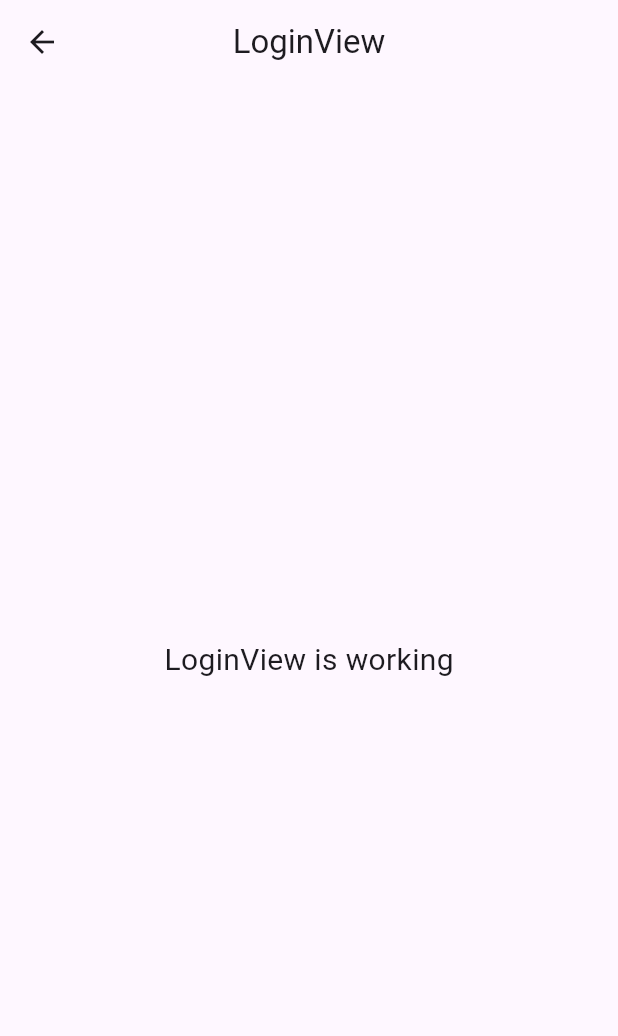
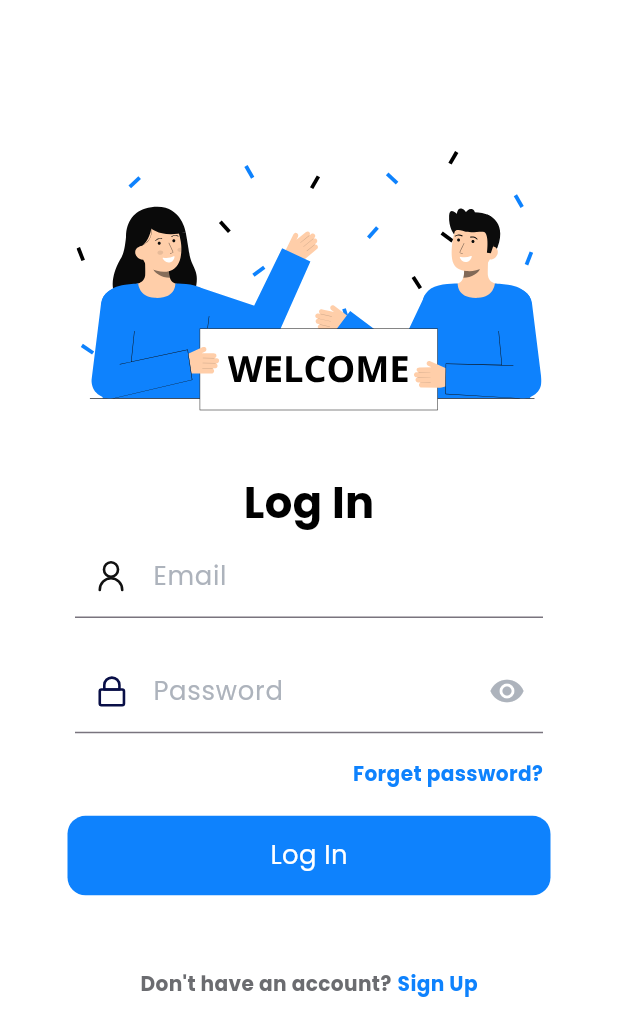
Before and after one commit to anishch16/doctor, a Flutter app: the LoginView screen opened by its route, on a phone screen of 412 x 824 dp. Shown: the top 1036 px of the screen. Run offline on Flutter 3.47's test engine with Material 3 defaults, Android fonts, the phone set to English and light mode, and no system bars; our stand-ins replace flutter_svg, get, google_fonts, responsive_sizer, slider_button, smooth_page_indicator.

Commit message:
login page added

```diff
--- a/lib/app/modules/login/views/login_view.dart
+++ b/lib/app/modules/login/views/login_view.dart
@@ -1,7 +1,14 @@
+import 'package:doctor/app/constants/colors.dart';
+import 'package:doctor/app/constants/styles.dart';
+import 'package:doctor/app/modules/signup/views/signup_view.dart';
 import 'package:flutter/material.dart';
+import 'package:flutter_svg/flutter_svg.dart';
 
 import 'package:get/get.dart';
 
+import '../../../constants/icons.dart';
+import '../../../widgets/largeButton.dart';
+import '../../skipping_page/widgets/textfield.dart';
 import '../controllers/login_controller.dart';
 
 class LoginView extends GetView<LoginController> {
@@ -9,14 +16,56 @@ class LoginView extends GetView<LoginController> {
   @override
   Widget build(BuildContext context) {
     return Scaffold(
-      appBar: AppBar(
-        title: const Text('LoginView'),
-        centerTitle: true,
-      ),
-      body: const Center(
-        child: Text(
-          'LoginView is working',
-          style: TextStyle(fontSize: 20),
+      backgroundColor: AppColors.primary,
+      body:  SingleChildScrollView(
+        child: Column(
+          children: [
+            Padding(
+              padding: const EdgeInsets.only(bottom: 40, right: 50,left: 50, top: 100),
+              child: SvgPicture.asset(AppIcons.welcome),
+            ),
+            Text("Log In", style: largeStyle.copyWith(color: AppColors.black, fontWeight: FontWeight.bold)),
+            const Padding(
+              padding:  EdgeInsets.symmetric(horizontal: 50),
+              child: CustomTextField(leadingIcon: AppIcons.person, title: "Email", hint: 'example@gmail.com',)
+            ),
+            const SizedBox(height: 20),
+            const Padding(
+                padding:  EdgeInsets.symmetric(horizontal: 50),
+                child: CustomTextField(leadingIcon: AppIcons.lock, title: "Password", hint: 'Mnbvcxz#@1', suffixIcon: Icons.remove_red_eye)
+            ),
+            Row(
+              mainAxisAlignment: MainAxisAlignment.end,
+              children: [
+                Padding(
+                  padding: const EdgeInsets.symmetric(vertical:18.0),
+                  child: Text("Forget password?",
+                  style: smallStyle.copyWith(color: AppColors.blue, fontWeight: FontWeight.bold)),
+                ),
+                const SizedBox(width: 50),
+              ],
+            ),
+            const Padding(
+              padding: EdgeInsets.symmetric(horizontal: 45.0),
+              child: LargeButton(title: 'Log In',),
+            ),
+            Padding(
+              padding: const EdgeInsets.only(top:50.0),
+              child: Row(
+                mainAxisAlignment: MainAxisAlignment.center,
+                children: [
+                Text("Don't have an account?",
+                style: smallStyle.copyWith(color: AppColors.grey, fontWeight: FontWeight.bold),),
+                const SizedBox(width: 4),
+                InkWell(
+                  onTap: (){
+                    Get.to(const SignupView());
+                  },
+                    child: Text("Sign Up", style: smallStyle.copyWith(color: AppColors.blue, fontWeight: FontWeight.bold),))
+              ],
+              ),
+            )
+          ],
         ),
       ),
     );
--- /dev/null
+++ b/lib/app/modules/skipping_page/widgets/textfield.dart
@@ -0,0 +1,32 @@
+import 'package:flutter/material.dart';
+import 'package:flutter_svg/svg.dart';
+
+import '../../../constants/colors.dart';
+import '../../../constants/icons.dart';
+import '../../../constants/styles.dart';
+
+class CustomTextField extends StatelessWidget {
+  final String leadingIcon;
+  final IconData? suffixIcon;
+  final String title;
+  final String hint;
+  const CustomTextField({super.key, required this.leadingIcon, required this.title, required this.hint,  this.suffixIcon});
+
+  @override
+  Widget build(BuildContext context) {
+    return TextField(
+      decoration: InputDecoration(
+        prefixIcon: Transform.scale(
+          scale: 0.6,
+          child: SvgPicture.asset(
+            leadingIcon,
+          ),
+        ),
+        suffixIcon: Icon(suffixIcon, color: AppColors.lightGrey,),
+        labelStyle: normalStyle.copyWith(color: AppColors.lightGrey),
+        labelText: title,
+        hintText: hint,
+      ),
+    );
+  }
+}
--- /dev/null
+++ b/lib/app/widgets/largeButton.dart
@@ -0,0 +1,29 @@
+import 'package:doctor/app/constants/colors.dart';
+import 'package:doctor/app/constants/styles.dart';
+import 'package:flutter/material.dart';
+
+class LargeButton extends StatelessWidget {
+  final String title;
+  const LargeButton({super.key, required this.title});
+
+  @override
+  Widget build(BuildContext context) {
+    return Container(
+      decoration: BoxDecoration(
+          color: AppColors.blue,
+        borderRadius: BorderRadius.circular(12)
+      ),
+      width: double.infinity,
+
+      child: Padding(
+        padding: const EdgeInsets.symmetric(vertical: 14.0),
+        child: Center(
+          child: Text(
+            title,
+            style: normalStyle.copyWith(color: AppColors.primary),
+          ),
+        ),
+      ),
+    );
+  }
+}
```
